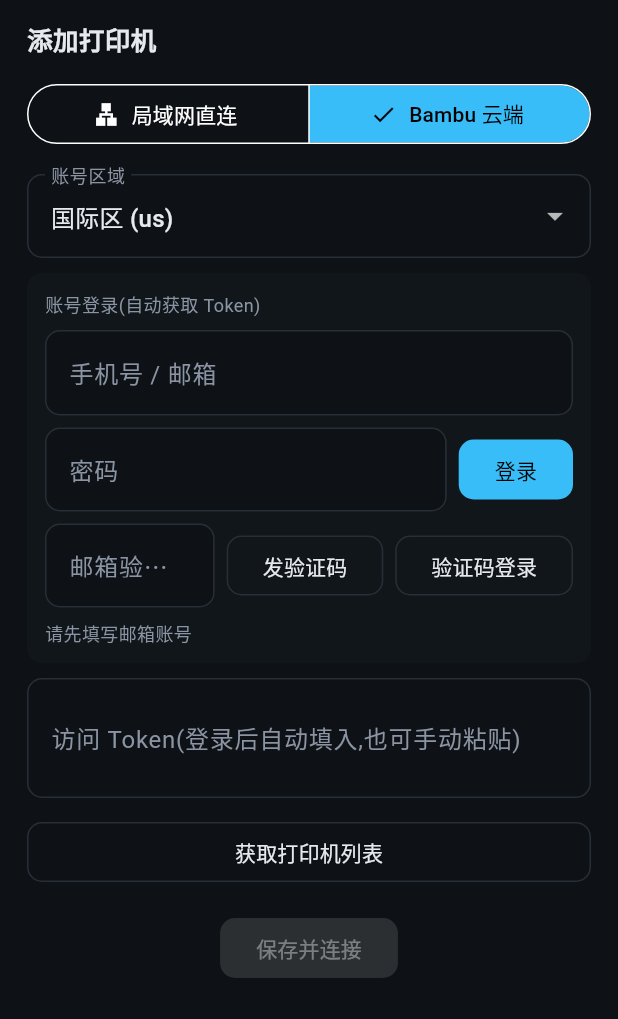
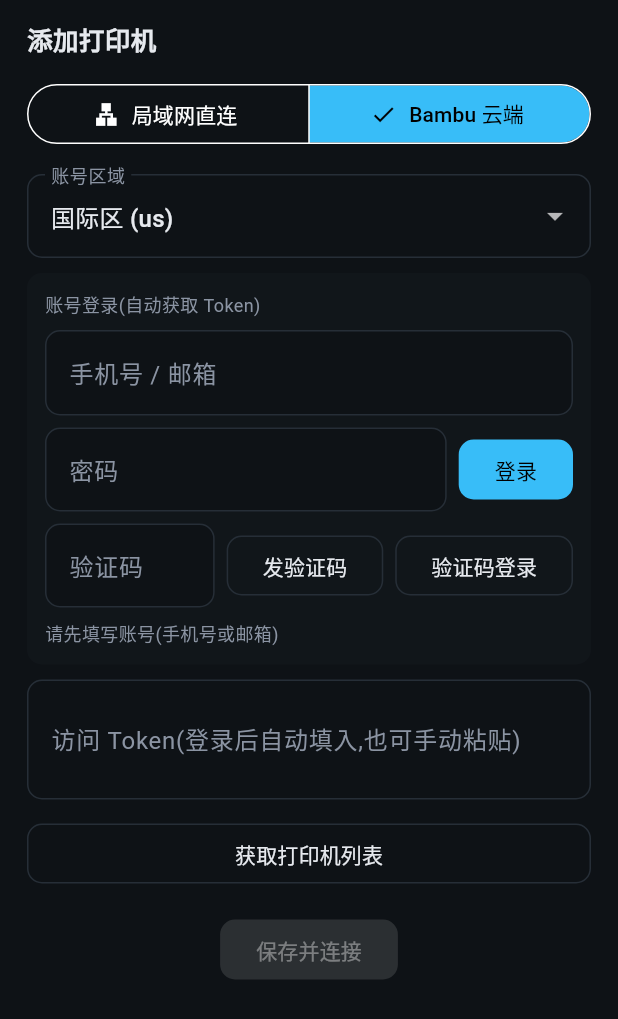
Before and after one commit to xygulu/BambuDeck, a Flutter app: the AddPrinterSheet widget shown alone on an empty page, opened directly, after a tap on "Bambu 云端", after a tap on "发验证码", on a phone screen of 412 x 824 dp. Shown: the top 1019 px of the screen. Run offline on Flutter 3.47's test engine with Material 3 defaults, Android fonts, the light colour scheme and no system bars; our stand-ins replace flutter_local_notifications, flutter_riverpod, flutter_secure_storage, typed_data, visibility_detector; missing offline and left inert: media_kit, media_kit_video, mqtt_client; accounts and stored records are empty.

Commit message:
fix(cloud): phone-registered accounts get SMS login codes
Bambu answers password login with loginType=verifyCode and emails a
code - which no phone-only account can receive. Route cloudSendLoginCode
by account shape: emails hit sendemail/code, phone numbers hit
sendsmscode with the phone field. Code entry and prompt copy no longer
assume an email; the account field drops its email keyboard.

```diff
--- a/apps/deck/lib/features/home/add_printer_sheet.dart
+++ b/apps/deck/lib/features/home/add_printer_sheet.dart
@@ -255,7 +255,6 @@
           const SizedBox(height: 8),
           TextField(
             controller: _accountCtrl,
-            keyboardType: TextInputType.emailAddress,
             decoration: const InputDecoration(
                 labelText: '手机号 / 邮箱', hintText: '与 Bambu Handy 相同的账号'),
           ),
@@ -283,7 +282,7 @@
                 controller: _loginCodeCtrl,
                 keyboardType: TextInputType.number,
                 decoration: const InputDecoration(
-                    labelText: '邮箱验证码', hintText: '无需密码时用'),
+                    labelText: '验证码', hintText: '手机号发短信 / 邮箱发邮件'),
               ),
             ),
             const SizedBox(width: 8),
@@ -319,8 +318,10 @@
           setState(() => _loginMsg = '登录成功,Token 已填入');
           await _fetchDevices();
         case LoginNeedsEmailCode():
-          setState(() =>
-              _loginMsg = '该账号需要邮箱验证码:点「发验证码」,收到后填入再点「验证码登录」');
+          final emailish = _accountCtrl.text.trim().contains('@');
+          setState(() => _loginMsg = emailish
+              ? '该账号需要验证码登录:点「发验证码」(发到邮箱),收到后填入再点「验证码登录」'
+              : '该账号需要验证码登录(手机号注册,验证码走短信):点「发验证码」,收到后填入再点「验证码登录」');
         case LoginNeedsTfa():
           setState(() => _loginMsg =
               '该账号开启了两步验证,暂不支持动态口令——请改用「验证码登录」,或到拓竹官网关闭两步验证后用密码登录');
@@ -346,7 +347,7 @@
   Future<void> _sendLoginCode() async {
     final account = _accountCtrl.text.trim();
     if (account.isEmpty) {
-      setState(() => _loginMsg = '请先填写邮箱账号');
+      setState(() => _loginMsg = '请先填写账号(手机号或邮箱)');
       return;
     }
     setState(() {
@@ -354,8 +355,9 @@
       _loginMsg = null;
     });
     try {
-      await cloudSendLoginCode(region: _region, email: account);
-      setState(() => _loginMsg = '验证码已发送到 $account');
+      await cloudSendLoginCode(region: _region, account: account);
+      setState(() =>
+          _loginMsg = '验证码已发送到 $account(${account.contains("@") ? "邮件" : "短信"})');
     } on Exception catch (e) {
       debugPrint('[cloud] send code FAILED: $e');
       setState(() => _loginMsg = '发送失败: $e');
@@ -368,7 +370,7 @@
     final account = _accountCtrl.text.trim();
     final code = _loginCodeCtrl.text.trim();
     if (account.isEmpty || code.isEmpty) {
-      setState(() => _loginMsg = '请填写邮箱和验证码');
+      setState(() => _loginMsg = '请填写账号和验证码');
       return;
     }
     await _runLogin(
```
Also changed, not shown: packages/bambu_protocol/lib/src/bambu_cloud.dart (+18 -6 lines), 1 other file.
